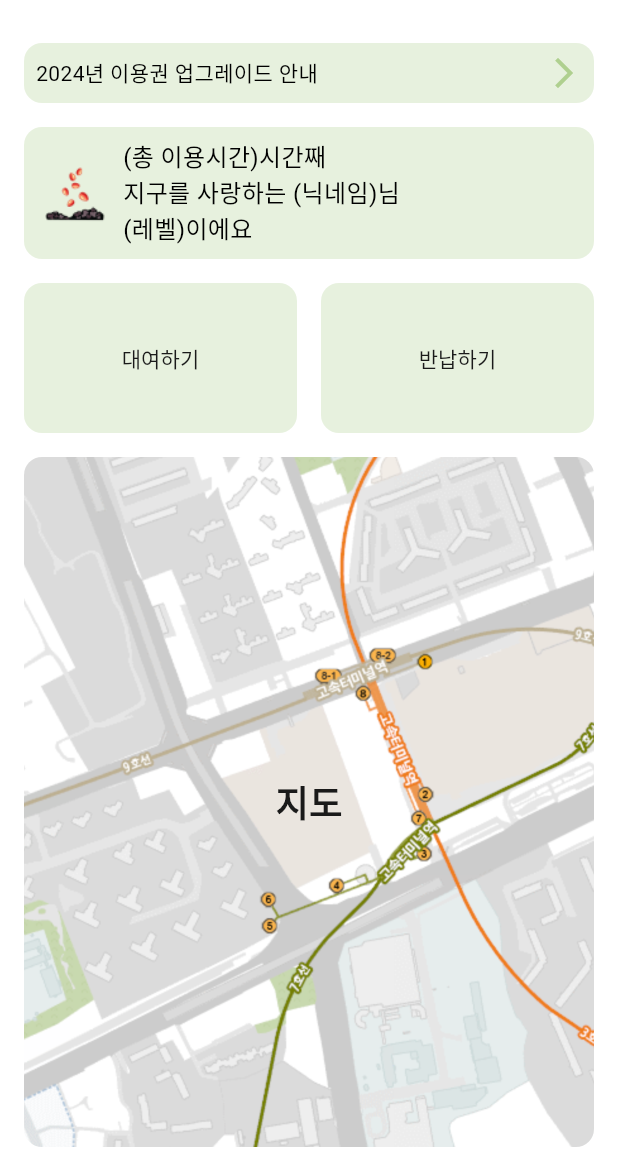
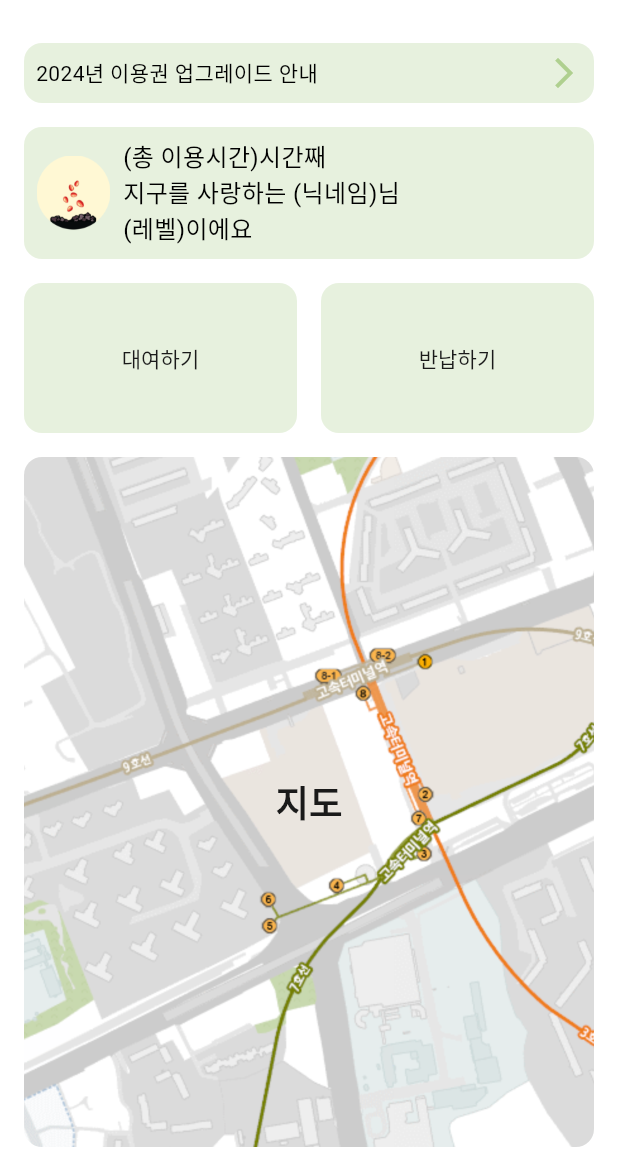
Before and after one commit to safeT-CE/Flutter_main, a Flutter app: the HomePage screen opened by its route, on a phone screen of 412 x 824 dp, the part 65-1236 px from its top. Run offline on Flutter 3.47's test engine with Material 3 defaults, Android fonts, the phone set to English and light mode, and no system bars; our stand-ins replace camera, geolocator, shared_preferences; missing offline and left inert: google_ml_kit, kakao_map_plugin, qr_code_scanner; accounts and stored records are empty.

Commit message:
💄added level img

```diff
--- a/lib/pages/home_page.dart
+++ b/lib/pages/home_page.dart
@@ -76,7 +76,7 @@ class HomePage extends StatelessWidget {
                 ),
                 child: Row(
                   children: [
-                    Image.asset('assets/image/seed.png', width: 50, height: 50),
+                    Image.asset('assets/image/level1.png', width: 50, height: 50),
                     SizedBox(width: 8),
                     Expanded(
                       child: Text(
```
Also changed, not shown: assets/image/level1.png (added), assets/image/level2.png (added), assets/image/level3.png (added), assets/image/level4.png (added).
